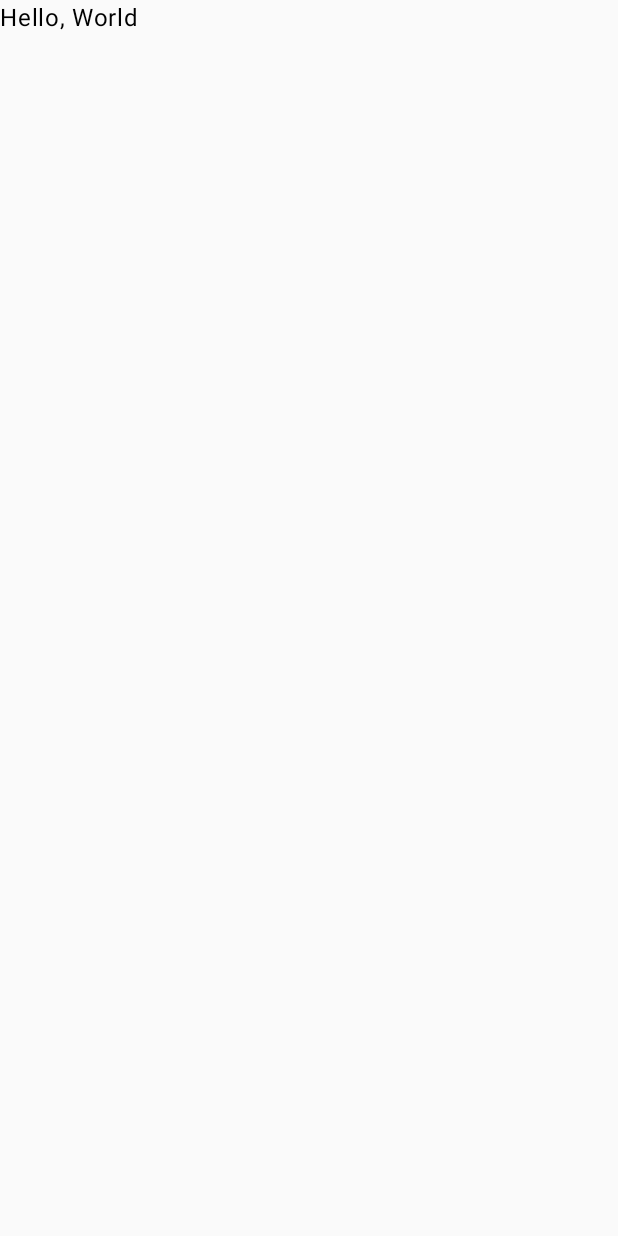
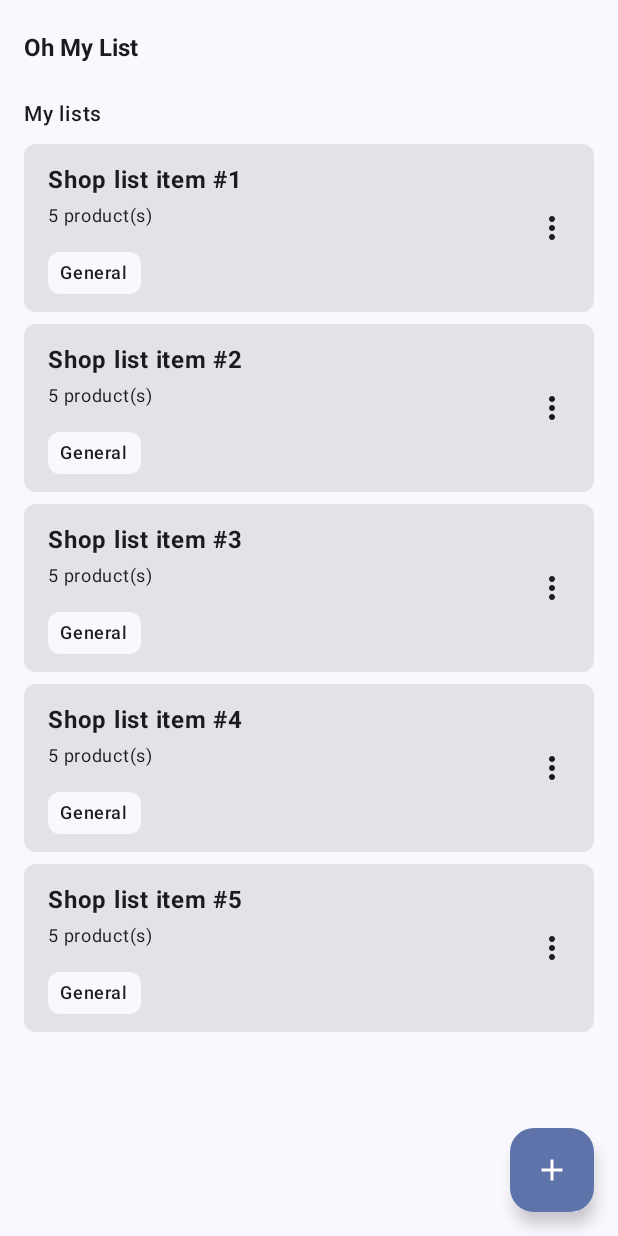
Before and after one commit to roblesdotdev/OhMyList, an Android app built with Jetpack Compose: the screen it shows after launch (MainActivity), on a phone screen of 412 x 824 dp. Before the commit the screen is almost empty. Run offline under Robolectric (Android 15) with nearby library versions, the phone set to English and light mode, and no system bars.

Commit message:
shop list screen with fake data

```diff
--- a/app/src/main/java/com/roblesdotdev/ohmylist/MainActivity.kt
+++ b/app/src/main/java/com/roblesdotdev/ohmylist/MainActivity.kt
@@ -3,15 +3,33 @@ package com.roblesdotdev.ohmylist
 import android.os.Bundle
 import androidx.activity.ComponentActivity
 import androidx.activity.compose.setContent
-import androidx.compose.material3.Text
+import androidx.activity.viewModels
+import androidx.compose.runtime.collectAsState
+import androidx.compose.runtime.getValue
+import androidx.lifecycle.ViewModel
+import androidx.lifecycle.ViewModelProvider
+import com.roblesdotdev.ohmylist.shoplist.data.repository.DefaultShopListRepository
+import com.roblesdotdev.ohmylist.shoplist.presentation.ShopListScreen
+import com.roblesdotdev.ohmylist.shoplist.presentation.ShopListViewModel
 import com.roblesdotdev.ohmylist.ui.theme.OhMyListTheme
 
 class MainActivity : ComponentActivity() {
     override fun onCreate(savedInstanceState: Bundle?) {
         super.onCreate(savedInstanceState)
         setContent {
+            val viewModel by viewModels<ShopListViewModel>(
+                factoryProducer = {
+                    object : ViewModelProvider.Factory {
+                        @Suppress("UNCHECKED_CAST")
+                        override fun <T : ViewModel> create(modelClass: Class<T>): T {
+                            return ShopListViewModel(repo = DefaultShopListRepository()) as T
+                        }
+                    }
+                },
+            )
+            val state by viewModel.state.collectAsState()
             OhMyListTheme {
-                Text(text = "Hello, World")
+                ShopListScreen(state = state)
             }
         }
     }
--- /dev/null
+++ b/app/src/main/java/com/roblesdotdev/ohmylist/shoplist/data/repository/DefaultShopListRepository.kt
@@ -0,0 +1,27 @@
+package com.roblesdotdev.ohmylist.shoplist.data.repository
+
+import com.roblesdotdev.ohmylist.shoplist.domain.model.ShopList
+import com.roblesdotdev.ohmylist.shoplist.domain.repository.ShopListRepository
+import kotlinx.coroutines.flow.Flow
+import kotlinx.coroutines.flow.flowOf
+
+class DefaultShopListRepository : ShopListRepository {
+    private val items =
+        (MIN..MAX).map {
+            ShopList(
+                id = it,
+                title = "Shop list item #$it",
+                description = "Shop list item description for #$it",
+                group = "General",
+            )
+        }
+
+    override fun getShopListStream(): Flow<List<ShopList>> {
+        return flowOf(items)
+    }
+
+    companion object {
+        const val MIN = 1
+        const val MAX = 5
+    }
+}
--- /dev/null
+++ b/app/src/main/java/com/roblesdotdev/ohmylist/shoplist/domain/model/ShopList.kt
@@ -0,0 +1,8 @@
+package com.roblesdotdev.ohmylist.shoplist.domain.model
+
+data class ShopList(
+    val id: Int = 0,
+    val title: String = "",
+    val description: String = "",
+    val group: String = "",
+)
--- /dev/null
+++ b/app/src/main/java/com/roblesdotdev/ohmylist/shoplist/domain/repository/ShopListRepository.kt
@@ -0,0 +1,8 @@
+package com.roblesdotdev.ohmylist.shoplist.domain.repository
+
+import com.roblesdotdev.ohmylist.shoplist.domain.model.ShopList
+import kotlinx.coroutines.flow.Flow
+
+interface ShopListRepository {
+    fun getShopListStream(): Flow<List<ShopList>>
+}
--- /dev/null
+++ b/app/src/main/java/com/roblesdotdev/ohmylist/shoplist/presentation/ShopListScreen.kt
@@ -0,0 +1,121 @@
+package com.roblesdotdev.ohmylist.shoplist.presentation
+
+import androidx.compose.foundation.clickable
+import androidx.compose.foundation.layout.Arrangement
+import androidx.compose.foundation.layout.Column
+import androidx.compose.foundation.layout.Row
+import androidx.compose.foundation.layout.Spacer
+import androidx.compose.foundation.layout.fillMaxSize
+import androidx.compose.foundation.layout.fillMaxWidth
+import androidx.compose.foundation.layout.height
+import androidx.compose.foundation.layout.padding
+import androidx.compose.foundation.lazy.LazyColumn
+import androidx.compose.foundation.lazy.items
+import androidx.compose.foundation.shape.RoundedCornerShape
+import androidx.compose.material.icons.Icons
+import androidx.compose.material.icons.filled.Add
+import androidx.compose.material.icons.filled.MoreVert
+import androidx.compose.material3.Card
+import androidx.compose.material3.ExperimentalMaterial3Api
+import androidx.compose.material3.FloatingActionButton
+import androidx.compose.material3.Icon
+import androidx.compose.material3.Scaffold
+import androidx.compose.material3.Surface
+import androidx.compose.material3.Text
+import androidx.compose.material3.TopAppBar
+import androidx.compose.runtime.Composable
+import androidx.compose.ui.Alignment
+import androidx.compose.ui.Modifier
+import androidx.compose.ui.text.font.FontWeight
+import androidx.compose.ui.tooling.preview.Preview
+import androidx.compose.ui.unit.dp
+import androidx.compose.ui.unit.sp
+import com.roblesdotdev.ohmylist.shoplist.domain.model.ShopList
+import com.roblesdotdev.ohmylist.ui.theme.OhMyListTheme
+
+@Composable
+fun ShopListScreen(state: ShopListState) {
+    Scaffold(
+        topBar = {
+            ShopListTab()
+        },
+        floatingActionButton = {
+            ShopListFab(onClick = {})
+        },
+    ) { paddingValues ->
+        LazyColumn(
+            contentPadding = paddingValues,
+            modifier =
+                Modifier
+                    .fillMaxSize()
+                    .padding(horizontal = 16.dp),
+            verticalArrangement = Arrangement.spacedBy(8.dp),
+        ) {
+            item {
+                Text(text = "My lists", fontSize = 14.sp, fontWeight = FontWeight.Medium)
+            }
+
+            items(state.items, key = { it.id }) { item ->
+                ShopListItem(item)
+            }
+        }
+    }
+}
+
+@Composable
+fun ShopListItem(item: ShopList) {
+    Card(
+        modifier =
+            Modifier
+                .fillMaxWidth()
+                .clickable { },
+        shape = RoundedCornerShape(8.dp),
+    ) {
+        Row(
+            modifier = Modifier.padding(vertical = 12.dp, horizontal = 16.dp),
+            verticalAlignment = Alignment.CenterVertically,
+        ) {
+            Column(modifier = Modifier.weight(1f)) {
+                Text(text = item.title, fontWeight = FontWeight.Bold)
+                Text(text = "5 product(s)", fontSize = 12.sp)
+                Spacer(modifier = Modifier.height(12.dp))
+                Surface(
+                    shape = RoundedCornerShape(8.dp),
+                ) {
+                    Text(
+                        text = item.group,
+                        fontSize = 12.sp,
+                        fontWeight = FontWeight.Medium,
+                        modifier = Modifier.padding(horizontal = 8.dp, vertical = 2.dp),
+                    )
+                }
+            }
+            Icon(imageVector = Icons.Default.MoreVert, contentDescription = null)
+        }
+    }
+}
+
+@OptIn(ExperimentalMaterial3Api::class)
+@Composable
+fun ShopListTab() {
+    TopAppBar(
+        title = {
+            Text(text = "Oh My List", fontSize = 16.sp, fontWeight = FontWeight.Bold)
+        },
+    )
+}
+
+@Composable
+fun ShopListFab(onClick: () -> Unit) {
+    FloatingActionButton(onClick = onClick) {
+        Icon(imageVector = Icons.Default.Add, contentDescription = null)
+    }
+}
+
+@Preview(showBackground = true)
+@Composable
+private fun ShopListScreenPreview() {
+    OhMyListTheme {
+        ShopListScreen(state = ShopListState())
+    }
+}
--- /dev/null
+++ b/app/src/main/java/com/roblesdotdev/ohmylist/shoplist/presentation/ShopListViewModel.kt
@@ -0,0 +1,63 @@
+package com.roblesdotdev.ohmylist.shoplist.presentation
+
+import androidx.lifecycle.ViewModel
+import androidx.lifecycle.viewModelScope
+import com.roblesdotdev.ohmylist.shoplist.domain.model.ShopList
+import com.roblesdotdev.ohmylist.shoplist.domain.repository.ShopListRepository
+import com.roblesdotdev.ohmylist.util.AsyncResult
+import kotlinx.coroutines.flow.MutableStateFlow
+import kotlinx.coroutines.flow.SharingStarted
+import kotlinx.coroutines.flow.StateFlow
+import kotlinx.coroutines.flow.catch
+import kotlinx.coroutines.flow.combine
+import kotlinx.coroutines.flow.map
+import kotlinx.coroutines.flow.stateIn
+
+class ShopListViewModel(
+    repo: ShopListRepository,
+) : ViewModel() {
+    private val _isLoading = MutableStateFlow(false)
+    private val _filter = MutableStateFlow("")
+    private val _filteredAsyncResult =
+        combine(repo.getShopListStream(), _filter) { list, filter ->
+            filterList(list, filter)
+        }.map {
+            AsyncResult.Success(it)
+        }.catch<AsyncResult<List<ShopList>>> { emit(AsyncResult.Error("Something went wrong")) }
+    val state: StateFlow<ShopListState> =
+        combine(_isLoading, _filter, _filteredAsyncResult) { isLoading, filter, resultAsync ->
+            when (resultAsync) {
+                is AsyncResult.Error ->
+                    ShopListState(
+                        isLoading = false,
+                        errorMessage = resultAsync.errorMessage,
+                    )
+
+                AsyncResult.Loading -> ShopListState(isLoading = true)
+                is AsyncResult.Success ->
+                    ShopListState(
+                        items = resultAsync.data,
+                        isLoading = isLoading,
+                        filter = filter,
+                    )
+            }
+        }
+            .stateIn(viewModelScope, SharingStarted.WhileSubscribed(), ShopListState())
+
+    private fun filterList(
+        list: List<ShopList>,
+        filter: String?,
+    ): List<ShopList> {
+        if (filter?.isNotBlank() == true) {
+            return list
+        }
+        return list
+    }
+}
+
+data class ShopListState(
+    val isLoading: Boolean = false,
+    val items: List<ShopList> = emptyList(),
+    val errorMessage: String? = null,
+    val filter: String? = null,
+)
--- /dev/null
+++ b/app/src/main/java/com/roblesdotdev/ohmylist/util/AsyncResult.kt
@@ -0,0 +1,12 @@
+package com.roblesdotdev.ohmylist.util
+
+/**
+ * A generic class that holds a loading signal or the result of an async operation.
+ */
+sealed class AsyncResult<out T> {
+    data object Loading : AsyncResult<Nothing>()
+
+    data class Error(val errorMessage: String) : AsyncResult<Nothing>()
+
+    data class Success<out T>(val data: T) : AsyncResult<T>()
+}
```
Also changed, not shown: 1 other file.
